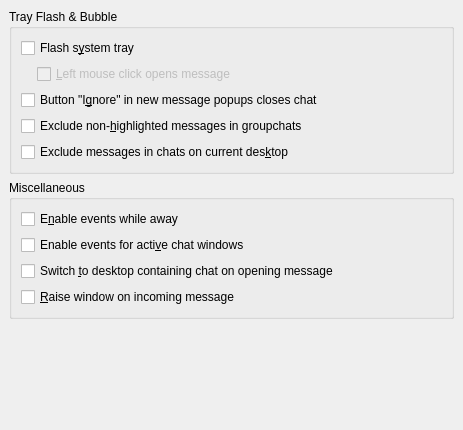
KDE/kopete, file kopete/config/behavior/behaviorconfig_events.ui: the form before one commit.
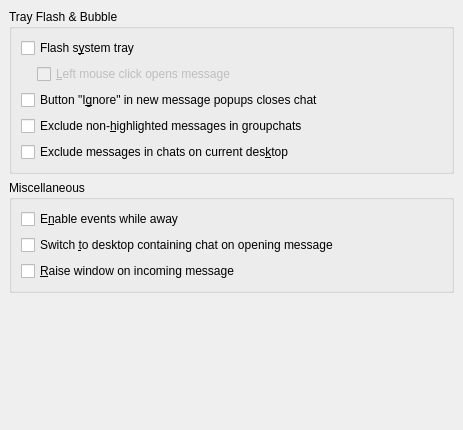
The form after the commit.

Commit message: Create a separate notification event for incoming messages in the active chat window. Only plays a sound as default, can be configured to behave differently in the notification settings. Can probably be merged back to the incoming_message event using a different context once events for different contexts can be configured graphically by the user. CCBUG: 158608, 161800, 159513

Patch:
```diff
--- a/kopete/config/behavior/behaviorconfig_events.ui
+++ b/kopete/config/behavior/behaviorconfig_events.ui
@@ -163,19 +163,6 @@
         </property>
        </widget>
       </item>
-      <item>
-       <widget class="QCheckBox" name="kcfg_showEventsIfActive" >
-        <property name="toolTip" >
-         <string>Enable events for incoming messages if the chat window is active</string>
-        </property>
-        <property name="whatsThis" >
-         <string>Enable notification events for incoming messages even if the receiving chat window is active. Note: Neither the system tray icon flashes nor the bubble is shown.</string>
-        </property>
-        <property name="text" >
-         <string>Enable events for acti&amp;ve chat windows</string>
-        </property>
-       </widget>
-      </item>
       <item>
        <widget class="QCheckBox" name="kcfg_trayflashNotifySetCurrentDesktopToChatView" >
         <property name="toolTip" >
```
Left out of the diff: 1 changed line with no effect on the pictures. The commit also changes 3 other files.
